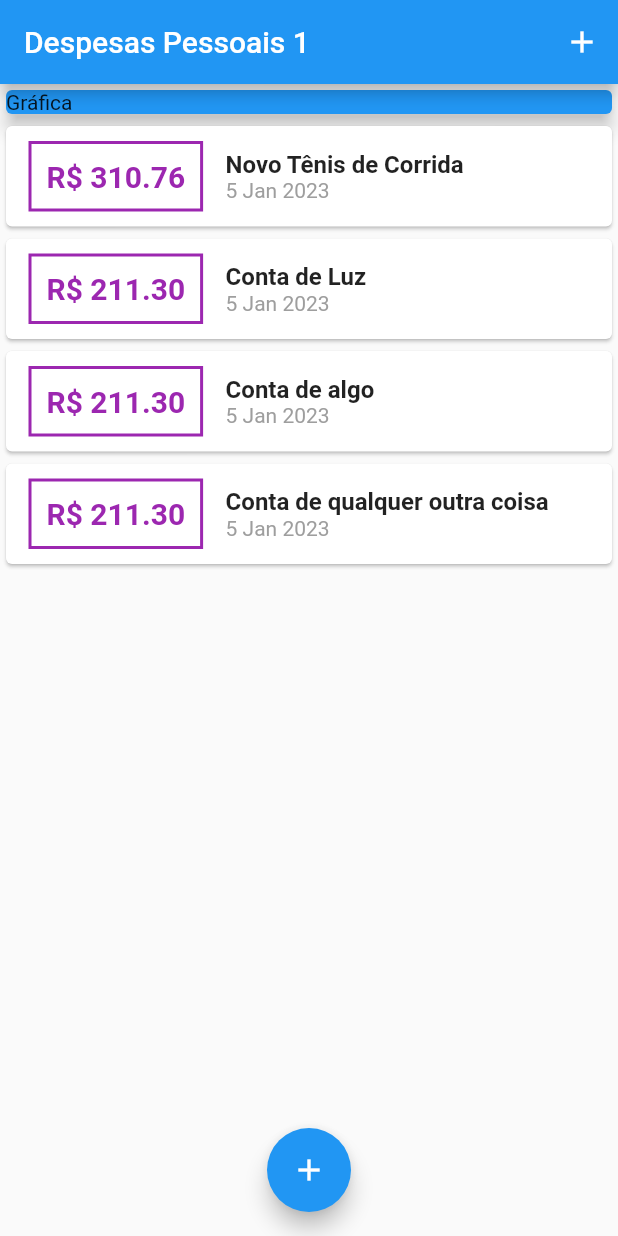
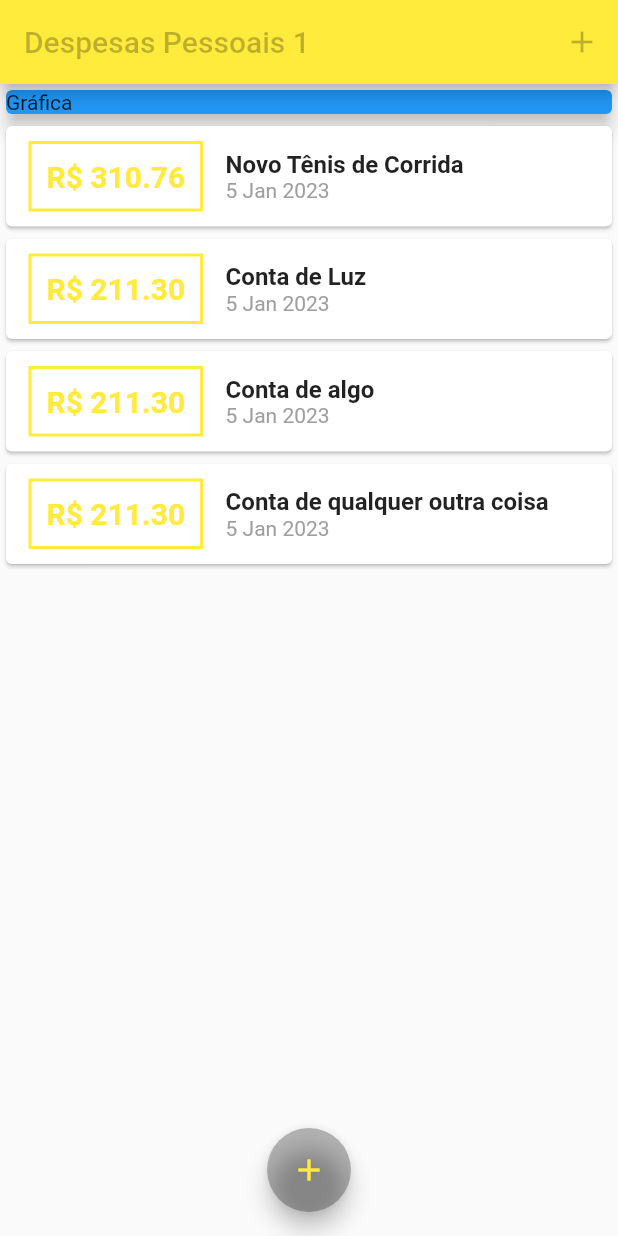
Before and after one commit to alanmrochadeveloper/flutter-expenses, a Flutter app: the screen it shows after launch, on a phone screen of 412 x 824 dp. Run offline on Flutter 3.47's test engine with Material 2 defaults, Android fonts, the phone set to English and light mode, and no system bars.

Commit message:
feat: adiciona teme na aplicação

```diff
--- a/lib/components/transaction_list.dart
+++ b/lib/components/transaction_list.dart
@@ -24,7 +24,7 @@ class TransactionList extends StatelessWidget {
                         horizontal: 15, vertical: 10),
                     decoration: BoxDecoration(
                       border: Border.all(
-                        color: Colors.purple,
+                        color: Theme.of(context).colorScheme.primary,
                         width: 2,
                       ),
                     ),
@@ -34,7 +34,7 @@ class TransactionList extends StatelessWidget {
                       style: TextStyle(
                         fontWeight: FontWeight.bold,
                         fontSize: 20,
-                        color: Colors.purple,
+                        color: Theme.of(context).colorScheme.primary,
                       ),
                     ),
                   ),
--- a/lib/main.dart
+++ b/lib/main.dart
@@ -14,7 +14,23 @@ class ExpensesApp extends StatelessWidget {
 
   @override
   Widget build(BuildContext context) {
-    return MaterialApp(home: HomePage());
+    return MaterialApp(
+      home: HomePage(),
+      theme: ThemeData(
+          // primarySwatch: Colors.green,
+          colorScheme: const ColorScheme(
+              brightness: Brightness.light,
+              primary: Colors.yellow,
+              onPrimary: Colors.black26,
+              secondary: Colors.black26,
+              onSecondary: Colors.yellow,
+              error: Colors.red,
+              onError: Colors.red,
+              background: Colors.transparent,
+              onBackground: Colors.red,
+              surface: Colors.blue,
+              onSurface: Colors.blue)),
+    );
   }
 }
 
```
